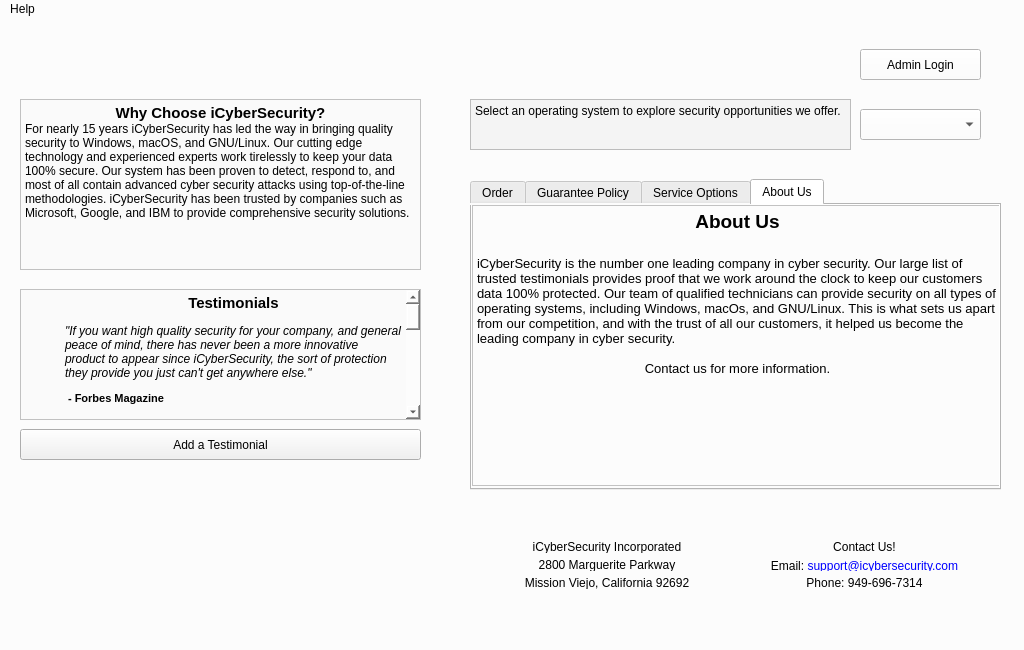
Old version of the form src/mainwindow.ui in the repository brianclinkenbeard/pamphlet.
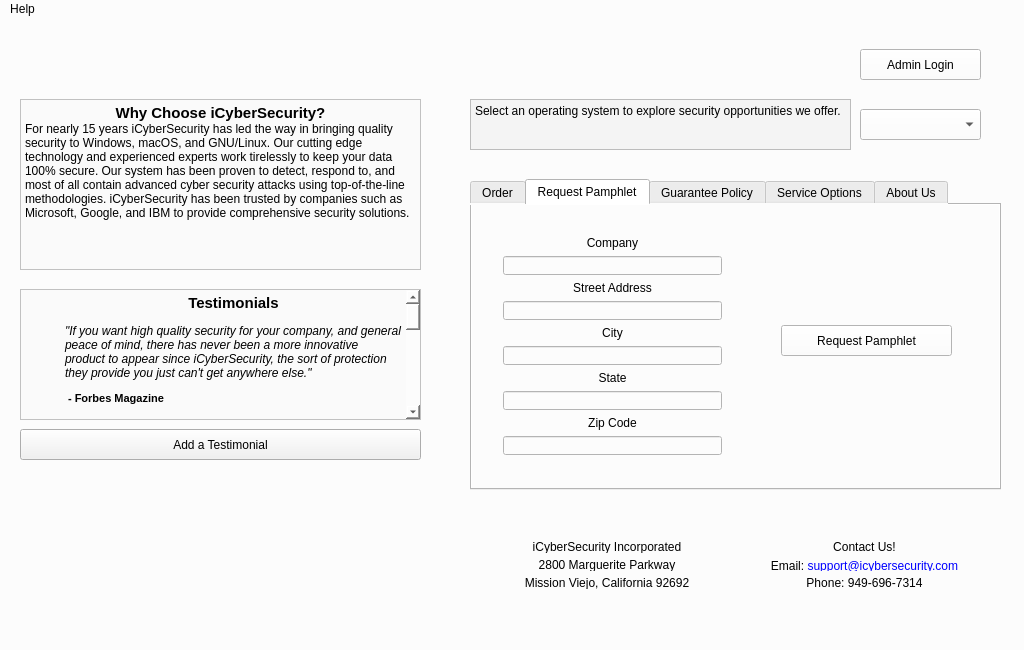
New version of the form.

Commit message: request pamphlet feature

What changed in the file:
```diff
--- a/src/mainwindow.ui
+++ b/src/mainwindow.ui
@@ -288,7 +288,7 @@
      </rect>
     </property>
     <property name="currentIndex">
-     <number>3</number>
+     <number>1</number>
     </property>
     <widget class="QWidget" name="order_tab">
      <attribute name="title">
@@ -453,6 +453,117 @@
      <zorder>lineEdit_quantity</zorder>
      <zorder>label_errorMessage</zorder>
     </widget>
+    <widget class="QWidget" name="tab">
+     <attribute name="title">
+      <string>Request Pamphlet</string>
+     </attribute>
+     <widget class="QPushButton" name="request_pamphlet_button">
+      <property name="geometry">
+       <rect>
+        <x>309</x>
+        <y>120</y>
+        <width>171</width>
+        <height>31</height>
+       </rect>
+      </property>
+      <property name="text">
+       <string>Request Pamphlet</string>
+      </property>
+     </widget>
+     <widget class="QLabel" name="request_label">
+      <property name="geometry">
+       <rect>
+        <x>280</x>
+        <y>200</y>
+        <width>231</width>
+        <height>20</height>
+       </rect>
+      </property>
+      <property name="text">
+       <string/>
+      </property>
+      <property name="alignment">
+       <set>Qt::AlignCenter</set>
+      </property>
+     </widget>
+     <widget class="QWidget" name="">
+      <property name="geometry">
+       <rect>
+        <x>20</x>
+        <y>20</y>
+        <width>241</width>
+        <height>241</height>
+       </rect>
+      </property>
+      <layout class="QVBoxLayout" name="verticalLayout_2">
+       <item>
+        <widget class="QLabel" name="label_4">
+         <property name="text">
+          <string>Company</string>
+         </property>
+         <property name="alignment">
+          <set>Qt::AlignCenter</set>
+         </property>
+        </widget>
+       </item>
+       <item>
+        <widget class="QLineEdit" name="company_edit"/>
+       </item>
+       <item>
+        <widget class="QLabel" name="label_5">
+         <property name="text">
+          <string>Street Address</string>
+         </property>
+         <property name="alignment">
+          <set>Qt::AlignCenter</set>
+         </property>
+        </widget>
+       </item>
+       <item>
+        <widget class="QLineEdit" name="address_edit"/>
+       </item>
+       <item>
+        <widget class="QLabel" name="label_6">
+         <property name="text">
+          <string>City</string>
+         </property>
+         <property name="alignment">
+          <set>Qt::AlignCenter</set>
+         </property>
+        </widget>
+       </item>
+       <item>
+        <widget class="QLineEdit" name="city_edit"/>
+       </item>
+       <item>
+        <widget class="QLabel" name="label_7">
+         <property name="text">
+          <string>State</string>
+         </property>
+         <property name="alignment">
+          <set>Qt::AlignCenter</set>
+         </property>
+        </widget>
+       </item>
+       <item>
+        <widget class="QLineEdit" name="state_edit"/>
+       </item>
+       <item>
+        <widget class="QLabel" name="label_8">
+         <property name="text">
+          <string>Zip Code</string>
+         </property>
+         <property name="alignment">
+          <set>Qt::AlignCenter</set>
+         </property>
+        </widget>
+       </item>
+       <item>
+        <widget class="QLineEdit" name="zip_edit"/>
+       </item>
+      </layout>
+     </widget>
+    </widget>
     <widget class="QWidget" name="guarantee_tab">
      <attribute name="title">
       <string>Guarantee Policy</string>
@@ -509,12 +620,12 @@
        <string>&lt;!DOCTYPE HTML PUBLIC &quot;-//W3C//DTD HTML 4.0//EN&quot; &quot;http://www.w3.org/TR/REC-html40/strict.dtd&quot;&gt;
 &lt;html&gt;&lt;head&gt;&lt;meta name=&quot;qrichtext&quot; content=&quot;1&quot; /&gt;&lt;style type=&quot;text/css&quot;&gt;
 p, li { white-space: pre-wrap; }
-&lt;/style&gt;&lt;/head&gt;&lt;body style=&quot; font-family:'MS Shell Dlg 2'; font-size:8.25pt; font-weight:400; font-style:normal;&quot;&gt;
-&lt;p align=&quot;center&quot; style=&quot; margin-top:0px; margin-bottom:0px; margin-left:0px; margin-right:0px; -qt-block-indent:0; text-indent:0px;&quot;&gt;&lt;span style=&quot; font-size:14pt; font-weight:600;&quot;&gt;About Us&lt;/span&gt;&lt;/p&gt;
-&lt;p align=&quot;center&quot; style=&quot;-qt-paragraph-type:empty; margin-top:0px; margin-bottom:0px; margin-left:0px; margin-right:0px; -qt-block-indent:0; text-indent:0px; font-size:14pt; font-weight:600;&quot;&gt;&lt;br /&gt;&lt;/p&gt;
-&lt;p style=&quot; margin-top:0px; margin-bottom:0px; margin-left:0px; margin-right:0px; -qt-block-indent:0; text-indent:0px;&quot;&gt;&lt;span style=&quot; font-size:10pt;&quot;&gt;iCyberSecurity is the number one leading company in cyber security. Our large list of trusted testimonials provides proof that we work around the clock to keep our customers data 100% protected. Our team of qualified technicians can provide security on all types of operating systems, including Windows, macOs, and GNU/Linux. This is what sets us apart from our competition, and with the trust of all our customers, it helped us become the leading company in cyber security.&lt;/span&gt;&lt;/p&gt;
-&lt;p style=&quot;-qt-paragraph-type:empty; margin-top:0px; margin-bottom:0px; margin-left:0px; margin-right:0px; -qt-block-indent:0; text-indent:0px; font-size:10pt;&quot;&gt;&lt;br /&gt;&lt;/p&gt;
-&lt;p align=&quot;center&quot; style=&quot; margin-top:0px; margin-bottom:0px; margin-left:0px; margin-right:0px; -qt-block-indent:0; text-indent:0px;&quot;&gt;&lt;span style=&quot; font-size:10pt;&quot;&gt;Contact us for more information.&lt;/span&gt;&lt;/p&gt;&lt;/body&gt;&lt;/html&gt;</string>
+&lt;/style&gt;&lt;/head&gt;&lt;body style=&quot; font-family:'Sans Serif'; font-size:9pt; font-weight:400; font-style:normal;&quot;&gt;
+&lt;p align=&quot;center&quot; style=&quot; margin-top:0px; margin-bottom:0px; margin-left:0px; margin-right:0px; -qt-block-indent:0; text-indent:0px;&quot;&gt;&lt;span style=&quot; font-family:'MS Shell Dlg 2'; font-size:14pt; font-weight:600;&quot;&gt;About Us&lt;/span&gt;&lt;/p&gt;
+&lt;p align=&quot;center&quot; style=&quot;-qt-paragraph-type:empty; margin-top:0px; margin-bottom:0px; margin-left:0px; margin-right:0px; -qt-block-indent:0; text-indent:0px; font-family:'MS Shell Dlg 2'; font-size:14pt; font-weight:600;&quot;&gt;&lt;br /&gt;&lt;/p&gt;
+&lt;p style=&quot; margin-top:0px; margin-bottom:0px; margin-left:0px; margin-right:0px; -qt-block-indent:0; text-indent:0px;&quot;&gt;&lt;span style=&quot; font-family:'MS Shell Dlg 2'; font-size:10pt;&quot;&gt;iCyberSecurity is the number one leading company in cyber security. Our large list of trusted testimonials provides proof that we work around the clock to keep our customers data 100% protected. Our team of qualified technicians can provide security on all types of operating systems, including Windows, macOs, and GNU/Linux. This is what sets us apart from our competition, and with the trust of all our customers, it helped us become the leading company in cyber security.&lt;/span&gt;&lt;/p&gt;
+&lt;p style=&quot;-qt-paragraph-type:empty; margin-top:0px; margin-bottom:0px; margin-left:0px; margin-right:0px; -qt-block-indent:0; text-indent:0px; font-family:'MS Shell Dlg 2'; font-size:10pt;&quot;&gt;&lt;br /&gt;&lt;/p&gt;
+&lt;p align=&quot;center&quot; style=&quot; margin-top:0px; margin-bottom:0px; margin-left:0px; margin-right:0px; -qt-block-indent:0; text-indent:0px;&quot;&gt;&lt;span style=&quot; font-family:'MS Shell Dlg 2'; font-size:10pt;&quot;&gt;Contact us for more information.&lt;/span&gt;&lt;/p&gt;&lt;/body&gt;&lt;/html&gt;</string>
       </property>
      </widget>
     </widget>
```
Left out of the diff: 66 changed lines with no effect on the pictures. The commit also changes 3 other files.
